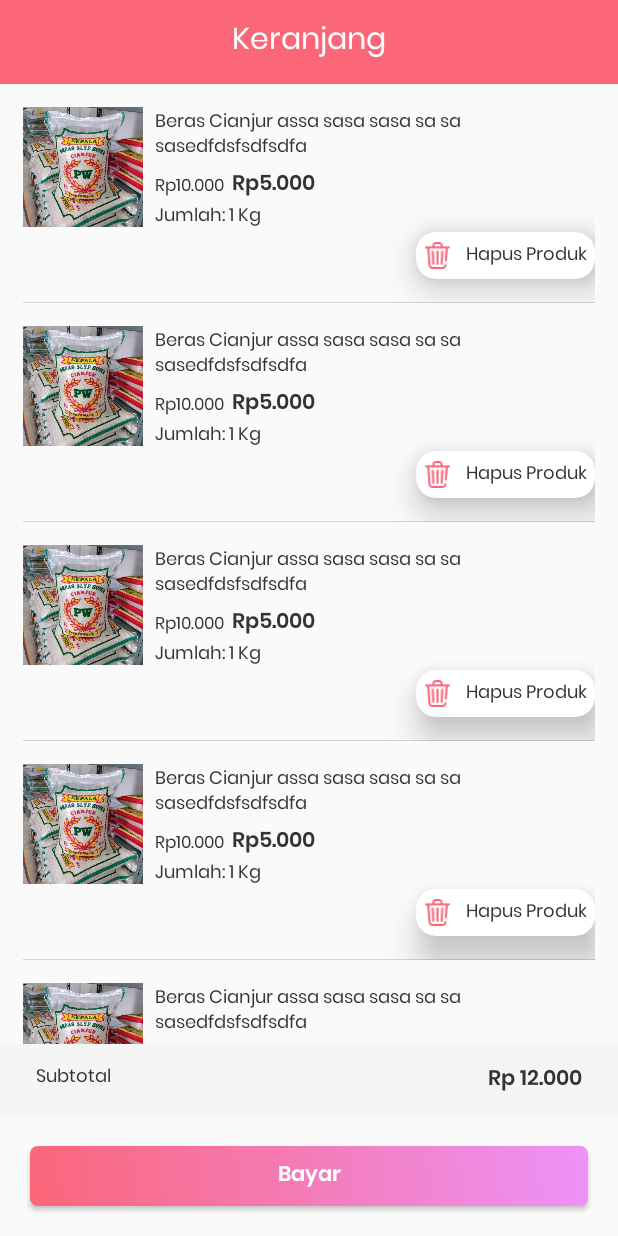
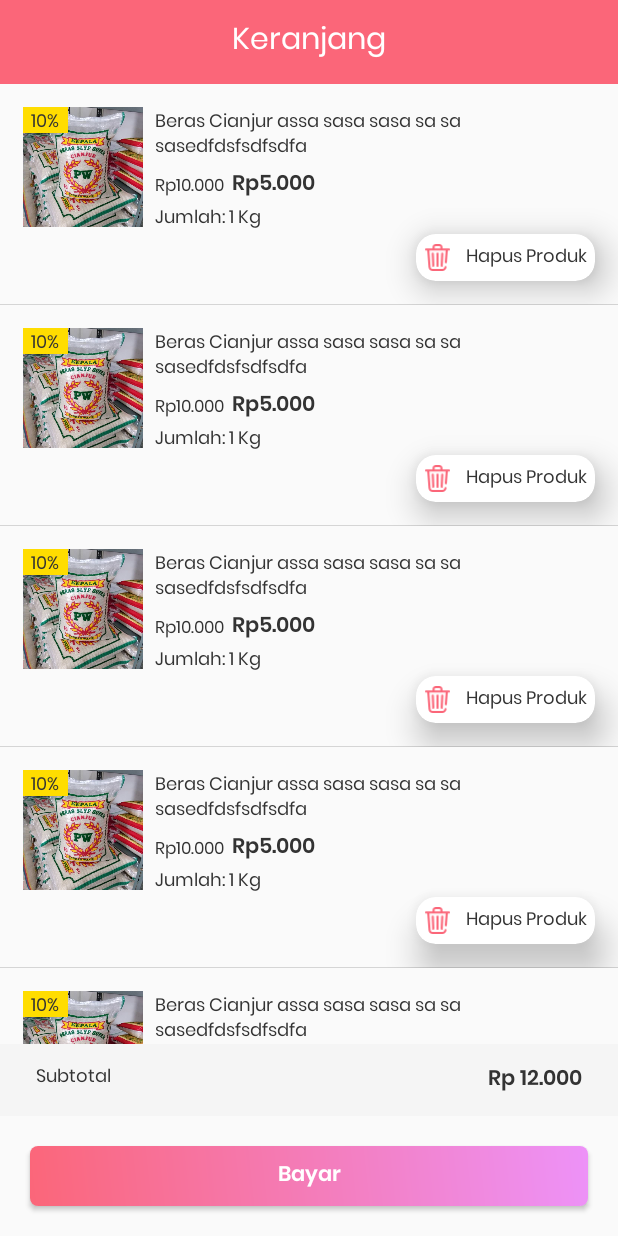
Before and after one commit to ddr137/Kawarung-android, an Android app: the layout activity_cart.xml on its own in the app's theme, with its tools: preview values and no code run, on a phone screen of 412 x 824 dp. Run offline under Robolectric (Android 15) with nearby library versions, the phone set to English and light mode, and no system bars; network calls fail.

Commit message:
aku galau

```diff
--- a/app/src/main/java/com/nahltech/kawarung/adapters/DetailProductAdapter.kt
+++ b/app/src/main/java/com/nahltech/kawarung/adapters/DetailProductAdapter.kt
@@ -8,6 +8,7 @@ import android.view.LayoutInflater
 import android.view.View
 import android.view.ViewGroup
 import androidx.recyclerview.widget.RecyclerView
+import coil.api.load
 import com.nahltech.kawarung.R
 import com.nahltech.kawarung.data.models.best_selling.Product
 import com.nahltech.kawarung.ui.home.DetailProductActivity
@@ -59,7 +60,7 @@ class DetailProductAdapter(
             }
 
             itemView.name_product.text = product.name
-            //itemView.image_product.load(bestSelling.images.size)
+            itemView.image_product.load("https://warunkkita.com/images/product/${product.id}/${product.image}")
             itemView.price_product.text = formatRupiah.format(product.discountPrice!!.toDouble()) + "/ ${product.unit}"
             itemView.min_order.text = "Min." +  " ${product.minimumBuy}" + " ${product.unit}"
             //itemView.seller_name.text = product.seller.name
--- a/app/src/main/java/com/nahltech/kawarung/adapters/HomeProductAdapter.kt
+++ b/app/src/main/java/com/nahltech/kawarung/adapters/HomeProductAdapter.kt
@@ -8,6 +8,7 @@ import android.view.LayoutInflater
 import android.view.View
 import android.view.ViewGroup
 import androidx.recyclerview.widget.RecyclerView
+import coil.api.load
 import com.nahltech.kawarung.R
 import com.nahltech.kawarung.data.models.best_selling.Product
 import com.nahltech.kawarung.ui.home.DetailProductActivity
@@ -59,7 +60,7 @@ class HomeProductAdapter(
             }
 
             itemView.name_product.text = product.name
-            //itemView.image_product.load(bestSelling.images.size)
+            itemView.image_product.load("https://warunkkita.com/images/product/${product.id}/${product.image}")
             itemView.price_product.text = formatRupiah.format(product.discountPrice!!.toDouble()) + "/ ${product.unit}"
             itemView.min_order.text = "Min." +  " ${product.minimumBuy}" + " ${product.unit}"
 
--- a/app/src/main/java/com/nahltech/kawarung/data/models/best_selling/Product.kt
+++ b/app/src/main/java/com/nahltech/kawarung/data/models/best_selling/Product.kt
@@ -7,7 +7,7 @@ data class Product (
     @SerializedName("name") var name: String? = null,
     @SerializedName("slug") var slug: String? = null,
     @SerializedName("category") var category: Category,
-    //@SerializedName("images") var images: List<Int>,
+    @SerializedName("image") var image: String? = null,
     @SerializedName("stock") var stock: String? = null,
     @SerializedName("unit") var unit: String? = null,
     @SerializedName("description") var description: String? = null,
--- a/app/src/main/java/com/nahltech/kawarung/data/models/cart/Product.kt
+++ b/app/src/main/java/com/nahltech/kawarung/data/models/cart/Product.kt
@@ -6,6 +6,7 @@ data class Product(
     @SerializedName("category_name") val category_name: String? = null,
     @SerializedName("discount") val discount: String? = null,
     @SerializedName("discount_price") val discount_price: String? = null,
+    @SerializedName("price") val price: String? = null,
     @SerializedName("id") val id: Int? = null,
     @SerializedName("image") val image: String? = null,
     @SerializedName("image_id") val image_id: String? = null,
--- a/app/src/main/java/com/nahltech/kawarung/ui/profile/ProfileFragment.kt
+++ b/app/src/main/java/com/nahltech/kawarung/ui/profile/ProfileFragment.kt
@@ -238,8 +238,4 @@ class ProfileFragment : Fragment() {
             })
     }
 
-    override fun onResume() {
-        super.onResume()
-        setupViewModel()
-    }
 }
--- a/app/src/main/res/layout/activity_cart.xml
+++ b/app/src/main/res/layout/activity_cart.xml
@@ -5,25 +5,36 @@
     android:layout_height="match_parent"
     xmlns:app="http://schemas.android.com/apk/res-auto">
 
+    <com.google.android.material.appbar.AppBarLayout
+        android:id="@+id/appbar_cart"
+        android:layout_width="match_parent"
+        android:layout_height="wrap_content"
+        app:elevation="0dp"
+        app:layout_constraintEnd_toEndOf="parent"
+        app:layout_constraintStart_toStartOf="parent"
+        app:layout_constraintTop_toTopOf="parent">
+
         <androidx.appcompat.widget.Toolbar
             android:id="@+id/toolbar_cart"
             android:layout_width="match_parent"
             android:layout_height="?attr/actionBarSize"
-        android:background="@color/colorLightRed"
-        app:contentInsetStart="0dp">
+            android:layout_gravity="center_vertical"
+            android:layout_weight="1"
+            android:background="@color/colorLightRed">
 
             <TextView
                 style="@style/TextRegular"
-            android:layout_width="match_parent"
-            android:gravity="center"
+                android:layout_gravity="center_horizontal"
                 android:text="Keranjang"
                 android:textColor="@color/colorWhite"
                 android:textSize="20sp" />
 
         </androidx.appcompat.widget.Toolbar>
 
+    </com.google.android.material.appbar.AppBarLayout>
+
     <androidx.recyclerview.widget.RecyclerView
-        android:layout_below="@+id/toolbar_cart"
+        android:layout_below="@+id/appbar_cart"
         android:id="@+id/rv_cart"
         android:layout_width="match_parent"
         android:layout_height="wrap_content"
--- a/app/src/main/res/layout/fragment_profile.xml
+++ b/app/src/main/res/layout/fragment_profile.xml
@@ -54,6 +54,7 @@
 
                     <com.mikhaellopez.circularimageview.CircularImageView
                         android:id="@+id/profile_image"
+                        android:scaleType="centerCrop"
                         android:layout_width="80dp"
                         android:layout_height="80dp"
                         android:layout_marginStart="@dimen/margin_space"
--- a/app/src/main/res/layout/item_list_cart.xml
+++ b/app/src/main/res/layout/item_list_cart.xml
@@ -4,11 +4,11 @@
     xmlns:tools="http://schemas.android.com/tools"
     android:layout_width="match_parent"
     android:layout_height="wrap_content"
-    android:paddingStart="15dp"
-    android:paddingTop="15dp"
-    android:paddingEnd="15dp">
+    android:paddingTop="15dp">
 
     <ImageView
+        android:scaleType="fitCenter"
+        android:layout_marginStart="15dp"
         android:id="@+id/img_cart"
         android:layout_width="80dp"
         android:layout_height="80dp"
@@ -16,11 +16,22 @@
         tools:src="@drawable/beras" />
 
     <TextView
+        android:layout_marginStart="15dp"
+        android:id="@+id/label_discount_cart"
+        style="@style/TextMedium"
+        android:layout_width="30dp"
+        android:layout_height="17dp"
+        android:background="@color/colorYellow"
+        android:textAlignment="center"
+        tools:text="10%" />
+
+    <TextView
+        android:layout_marginEnd="15dp"
         android:id="@+id/title_product_cart"
         style="@style/TextRegular"
         android:layout_height="40dp"
         android:layout_toEndOf="@+id/img_cart"
-        android:text="Beras Cianjur assa sasa sasa sa sa sasedfdsfsdfsdfa" />
+        tools:text="Beras Cianjur assa sasa sasa sa sa sasedfdsfsdfsdfa" />
 
     <TextView
         android:id="@+id/price_strikeThrough"
@@ -29,22 +40,23 @@
         android:layout_marginTop="3dp"
         android:layout_marginEnd="5dp"
         android:layout_toEndOf="@+id/img_cart"
-        android:text="Rp10.000"
+        tools:text="Rp10.000"
         android:textSize="11sp" />
 
     <TextView
+        android:id="@+id/price_product_cart"
         style="@style/TextSemiBold"
         android:layout_below="@+id/title_product_cart"
         android:layout_toEndOf="@+id/price_strikeThrough"
-        android:text="Rp5.000"
+        tools:text="Rp5.000"
         android:textSize="14sp" />
 
     <TextView
         android:id="@+id/total_qty_cart"
         style="@style/TextRegular"
-        android:layout_below="@+id/price_strikeThrough"
+        android:layout_below="@+id/price_product_cart"
         android:layout_toEndOf="@+id/img_cart"
-        android:text="Jumlah: 1 Kg" />
+        tools:text="Jumlah: 1 Kg" />
 
     <androidx.cardview.widget.CardView
         android:id="@+id/cv_delete"
@@ -53,6 +65,7 @@
         android:layout_below="@+id/total_qty_cart"
         android:layout_alignParentEnd="true"
         app:cardCornerRadius="13dp"
+        android:layout_marginEnd="15dp"
         app:cardElevation="15dp">
 
         <RelativeLayout
```
Also changed, not shown: app/src/main/java/com/nahltech/kawarung/adapters/CartProductAdapter.kt (+29 -2 lines). Lines whose indentation alone changed are shown as unchanged.
